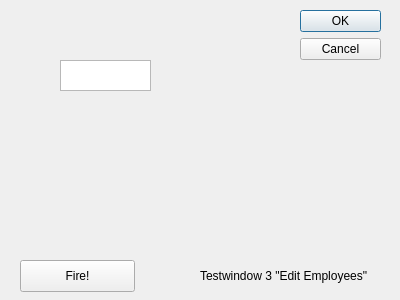
Before: the Qt Designer form testGUI/testwindow3.ui in Ingvildk/SoftwareEngineering441, drawn with Qt 5.
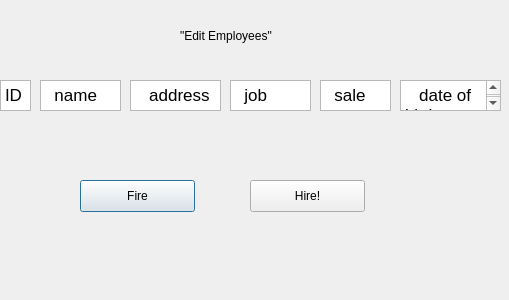
After: the same form once the commit is applied.

Commit message:
I hope this push doesn't mess anything up <crosses fingers>
Successfully included product and inventory with the gui.  The function
needs cleaning but it works. -Dennis

Diff of the .ui file:
```diff
--- a/testGUI/testwindow3.ui
+++ b/testGUI/testwindow3.ui
@@ -6,64 +6,153 @@
    <rect>
     <x>0</x>
     <y>0</y>
-    <width>400</width>
+    <width>509</width>
     <height>300</height>
    </rect>
   </property>
   <property name="windowTitle">
    <string>Dialog</string>
   </property>
-  <widget class="QDialogButtonBox" name="buttonBox">
-   <property name="geometry">
-    <rect>
-     <x>300</x>
-     <y>10</y>
-     <width>81</width>
-     <height>241</height>
-    </rect>
-   </property>
-   <property name="orientation">
-    <enum>Qt::Vertical</enum>
-   </property>
-   <property name="standardButtons">
-    <set>QDialogButtonBox::Cancel|QDialogButtonBox::Ok</set>
-   </property>
-  </widget>
   <widget class="QLabel" name="label">
    <property name="geometry">
     <rect>
-     <x>200</x>
-     <y>250</y>
+     <x>180</x>
+     <y>10</y>
      <width>191</width>
      <height>51</height>
     </rect>
    </property>
    <property name="text">
-    <string>Testwindow 3 &quot;Edit Employees&quot;</string>
+    <string>&quot;Edit Employees&quot;</string>
    </property>
   </widget>
   <widget class="QPushButton" name="fireButton">
    <property name="geometry">
     <rect>
-     <x>20</x>
-     <y>260</y>
+     <x>80</x>
+     <y>180</y>
      <width>115</width>
      <height>32</height>
     </rect>
    </property>
    <property name="text">
-    <string>Fire!</string>
+    <string>Fire</string>
    </property>
   </widget>
   <widget class="QTextEdit" name="IDEdit">
    <property name="geometry">
     <rect>
-     <x>60</x>
-     <y>60</y>
+     <x>0</x>
+     <y>80</y>
+     <width>31</width>
+     <height>31</height>
+    </rect>
+   </property>
+   <property name="html">
+    <string>&lt;!DOCTYPE HTML PUBLIC &quot;-//W3C//DTD HTML 4.0//EN&quot; &quot;http://www.w3.org/TR/REC-html40/strict.dtd&quot;&gt;
+&lt;html&gt;&lt;head&gt;&lt;meta name=&quot;qrichtext&quot; content=&quot;1&quot; /&gt;&lt;style type=&quot;text/css&quot;&gt;
+p, li { white-space: pre-wrap; }
+&lt;/style&gt;&lt;/head&gt;&lt;body style=&quot; font-family:'.Helvetica Neue DeskInterface'; font-size:13pt; font-weight:400; font-style:normal;&quot;&gt;
+&lt;p style=&quot; margin-top:0px; margin-bottom:0px; margin-left:0px; margin-right:0px; -qt-block-indent:0; text-indent:0px;&quot;&gt;ID&lt;/p&gt;&lt;/body&gt;&lt;/html&gt;</string>
+   </property>
+  </widget>
+  <widget class="QPushButton" name="hireButton">
+   <property name="geometry">
+    <rect>
+     <x>250</x>
+     <y>180</y>
+     <width>115</width>
+     <height>32</height>
+    </rect>
+   </property>
+   <property name="text">
+    <string>Hire!</string>
+   </property>
+  </widget>
+  <widget class="QTextEdit" name="nameEdit">
+   <property name="geometry">
+    <rect>
+     <x>40</x>
+     <y>80</y>
+     <width>81</width>
+     <height>31</height>
+    </rect>
+   </property>
+   <property name="html">
+    <string>&lt;!DOCTYPE HTML PUBLIC &quot;-//W3C//DTD HTML 4.0//EN&quot; &quot;http://www.w3.org/TR/REC-html40/strict.dtd&quot;&gt;
+&lt;html&gt;&lt;head&gt;&lt;meta name=&quot;qrichtext&quot; content=&quot;1&quot; /&gt;&lt;style type=&quot;text/css&quot;&gt;
+p, li { white-space: pre-wrap; }
+&lt;/style&gt;&lt;/head&gt;&lt;body style=&quot; font-family:'.Helvetica Neue DeskInterface'; font-size:13pt; font-weight:400; font-style:normal;&quot;&gt;
+&lt;p style=&quot; margin-top:0px; margin-bottom:0px; margin-left:0px; margin-right:0px; -qt-block-indent:0; text-indent:0px;&quot;&gt;  name&lt;/p&gt;&lt;/body&gt;&lt;/html&gt;</string>
+   </property>
+  </widget>
+  <widget class="QTextEdit" name="addressEdit">
+   <property name="geometry">
+    <rect>
+     <x>130</x>
+     <y>80</y>
      <width>91</width>
      <height>31</height>
     </rect>
    </property>
+   <property name="html">
+    <string>&lt;!DOCTYPE HTML PUBLIC &quot;-//W3C//DTD HTML 4.0//EN&quot; &quot;http://www.w3.org/TR/REC-html40/strict.dtd&quot;&gt;
+&lt;html&gt;&lt;head&gt;&lt;meta name=&quot;qrichtext&quot; content=&quot;1&quot; /&gt;&lt;style type=&quot;text/css&quot;&gt;
+p, li { white-space: pre-wrap; }
+&lt;/style&gt;&lt;/head&gt;&lt;body style=&quot; font-family:'.Helvetica Neue DeskInterface'; font-size:13pt; font-weight:400; font-style:normal;&quot;&gt;
+&lt;p style=&quot; margin-top:0px; margin-bottom:0px; margin-left:0px; margin-right:0px; -qt-block-indent:0; text-indent:0px;&quot;&gt;   address&lt;/p&gt;&lt;/body&gt;&lt;/html&gt;</string>
+   </property>
+  </widget>
+  <widget class="QTextEdit" name="jobEdit">
+   <property name="geometry">
+    <rect>
+     <x>230</x>
+     <y>80</y>
+     <width>81</width>
+     <height>31</height>
+    </rect>
+   </property>
+   <property name="html">
+    <string>&lt;!DOCTYPE HTML PUBLIC &quot;-//W3C//DTD HTML 4.0//EN&quot; &quot;http://www.w3.org/TR/REC-html40/strict.dtd&quot;&gt;
+&lt;html&gt;&lt;head&gt;&lt;meta name=&quot;qrichtext&quot; content=&quot;1&quot; /&gt;&lt;style type=&quot;text/css&quot;&gt;
+p, li { white-space: pre-wrap; }
+&lt;/style&gt;&lt;/head&gt;&lt;body style=&quot; font-family:'.Helvetica Neue DeskInterface'; font-size:13pt; font-weight:400; font-style:normal;&quot;&gt;
+&lt;p style=&quot; margin-top:0px; margin-bottom:0px; margin-left:0px; margin-right:0px; -qt-block-indent:0; text-indent:0px;&quot;&gt;  job&lt;/p&gt;&lt;/body&gt;&lt;/html&gt;</string>
+   </property>
+  </widget>
+  <widget class="QTextEdit" name="salEdit">
+   <property name="geometry">
+    <rect>
+     <x>400</x>
+     <y>80</y>
+     <width>101</width>
+     <height>31</height>
+    </rect>
+   </property>
+   <property name="html">
+    <string>&lt;!DOCTYPE HTML PUBLIC &quot;-//W3C//DTD HTML 4.0//EN&quot; &quot;http://www.w3.org/TR/REC-html40/strict.dtd&quot;&gt;
+&lt;html&gt;&lt;head&gt;&lt;meta name=&quot;qrichtext&quot; content=&quot;1&quot; /&gt;&lt;style type=&quot;text/css&quot;&gt;
+p, li { white-space: pre-wrap; }
+&lt;/style&gt;&lt;/head&gt;&lt;body style=&quot; font-family:'.Helvetica Neue DeskInterface'; font-size:13pt; font-weight:400; font-style:normal;&quot;&gt;
+&lt;p style=&quot; margin-top:0px; margin-bottom:0px; margin-left:0px; margin-right:0px; -qt-block-indent:0; text-indent:0px;&quot;&gt;   date of birth&lt;/p&gt;&lt;/body&gt;&lt;/html&gt;</string>
+   </property>
+  </widget>
+  <widget class="QTextEdit" name="DOBEdit">
+   <property name="geometry">
+    <rect>
+     <x>320</x>
+     <y>80</y>
+     <width>71</width>
+     <height>31</height>
+    </rect>
+   </property>
+   <property name="html">
+    <string>&lt;!DOCTYPE HTML PUBLIC &quot;-//W3C//DTD HTML 4.0//EN&quot; &quot;http://www.w3.org/TR/REC-html40/strict.dtd&quot;&gt;
+&lt;html&gt;&lt;head&gt;&lt;meta name=&quot;qrichtext&quot; content=&quot;1&quot; /&gt;&lt;style type=&quot;text/css&quot;&gt;
+p, li { white-space: pre-wrap; }
+&lt;/style&gt;&lt;/head&gt;&lt;body style=&quot; font-family:'.Helvetica Neue DeskInterface'; font-size:13pt; font-weight:400; font-style:normal;&quot;&gt;
+&lt;p style=&quot; margin-top:0px; margin-bottom:0px; margin-left:0px; margin-right:0px; -qt-block-indent:0; text-indent:0px;&quot;&gt;  sale&lt;/p&gt;&lt;/body&gt;&lt;/html&gt;</string>
+   </property>
   </widget>
  </widget>
  <resources/>
```
Left out of the diff: 35 changed lines with no effect on the pictures. The commit also changes 22 other files.
